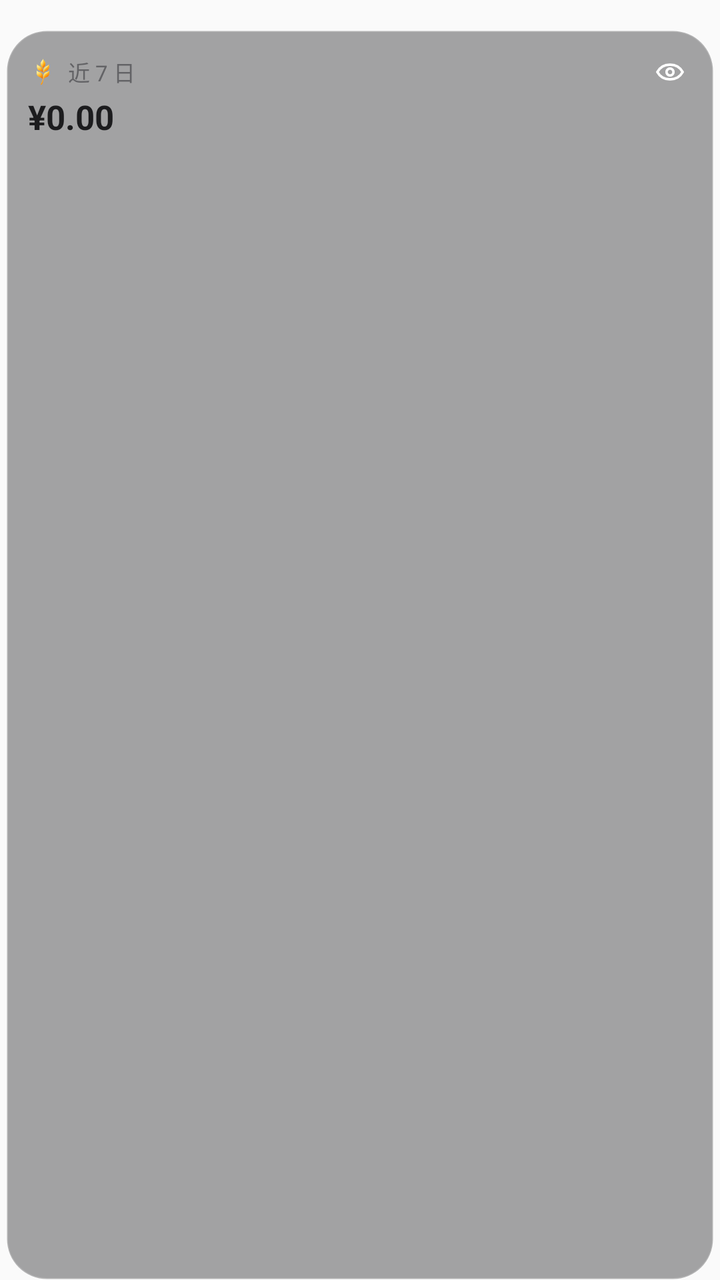
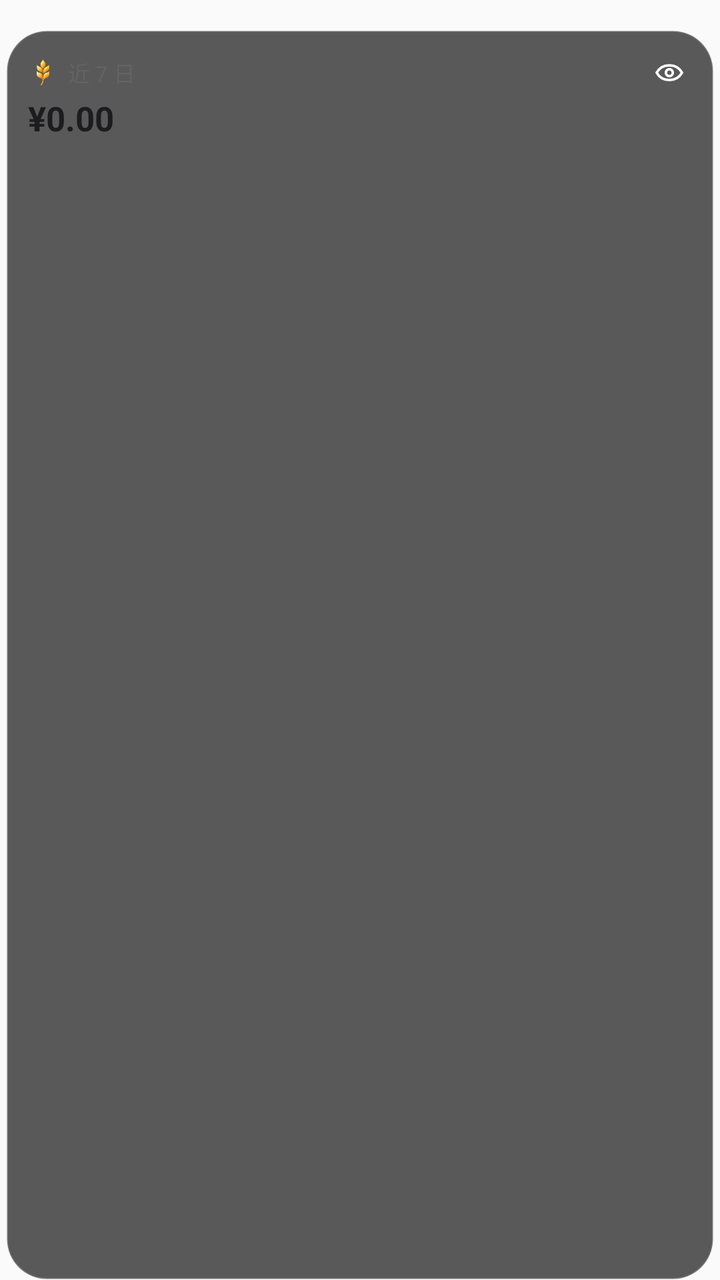

The first picture is an Android layout as it rendered before a commit; the second is the same layout after the commit. The layout source and the unified diff follow.
<!-- AndroidManifest.xml: application theme Theme.MyMoney -->
<!-- res/layout/widget_seven_day_compact.xml -->
<?xml version="1.0" encoding="utf-8"?>
<FrameLayout xmlns:android="http://schemas.android.com/apk/res/android"
    android:id="@+id/widget_root"
    android:layout_width="match_parent"
    android:layout_height="match_parent"
    android:paddingHorizontal="3dp"
    android:paddingTop="15dp"
    android:paddingBottom="0dp">

    <LinearLayout
        android:id="@+id/widget_card"
        android:layout_width="match_parent"
        android:layout_height="match_parent"
        android:background="@drawable/widget_background_glass_dark"
        android:orientation="vertical"
        android:paddingHorizontal="11dp"
        android:paddingTop="10dp"
        android:paddingBottom="8dp">

        <LinearLayout
            android:layout_width="match_parent"
            android:layout_height="wrap_content"
            android:gravity="center_vertical"
            android:orientation="horizontal">

            <ImageView
                android:layout_width="15dp"
                android:layout_height="15dp"
                android:layout_marginEnd="5dp"
                android:importantForAccessibility="no"
                android:scaleType="fitCenter"
                android:src="@drawable/ic_brand_color" />

            <TextView
                android:id="@+id/widget_seven_title"
                android:layout_width="0dp"
                android:layout_height="wrap_content"
                android:layout_weight="1"
                android:maxLines="1"
                android:text="近 7 日"
                android:textColor="@color/widget_secondary"
                android:textSize="11sp" />

            <ImageView
                android:id="@+id/widget_eye"
                android:layout_width="22dp"
                android:layout_height="22dp"
                android:padding="3dp"
                android:src="@drawable/ic_widget_eye_on" />
        </LinearLayout>

        <TextView
            android:id="@+id/widget_seven_total"
            android:layout_width="match_parent"
            android:layout_height="wrap_content"
            android:autoSizeMaxTextSize="18sp"
            android:autoSizeMinTextSize="12sp"
            android:autoSizeStepGranularity="1sp"
            android:autoSizeTextType="uniform"
            android:maxLines="1"
            android:text="¥0.00"
            android:textColor="@color/widget_primary"
            android:textSize="17sp"
            android:textStyle="bold" />

        <ImageView
            android:id="@+id/widget_seven_chart"
            android:layout_width="match_parent"
            android:layout_height="0dp"
            android:layout_marginTop="3dp"
            android:layout_weight="1"
            android:importantForAccessibility="no"
            android:scaleType="fitXY" />
    </LinearLayout>
</FrameLayout>
<!-- resources referenced by this layout -->
<resources>
  <color name="widget_primary">#1C1C1E</color>
  <color name="widget_secondary">#636366</color>
  <!-- drawable ic_brand_color: png bitmap (drawable-hdpi, 4239 bytes) -->
  <!-- drawable ic_widget_eye_on (drawable) -->
  <?xml version="1.0" encoding="utf-8"?>
  <vector xmlns:android="http://schemas.android.com/apk/res/android"
      android:width="20dp"
      android:height="20dp"
      android:viewportWidth="24"
      android:viewportHeight="24">
      <path
          android:fillColor="#00000000"
          android:pathData="M2.5,12C4.6,8.2 8,6.5 12,6.5C16,6.5 19.4,8.2 21.5,12C19.4,15.8 16,17.5 12,17.5C8,17.5 4.6,15.8 2.5,12Z"
          android:strokeWidth="1.9"
          android:strokeColor="#FFFFFF"
          android:strokeLineJoin="round" />
      <path
          android:fillColor="#00000000"
          android:pathData="M12,12m-2.6,0a2.6,2.6 0,1 1,5.2 0a2.6,2.6 0,1 1,-5.2 0"
          android:strokeWidth="1.9"
          android:strokeColor="#FFFFFF" />
  </vector>
  <!-- drawable widget_background_glass_dark (drawable) -->
  <?xml version="1.0" encoding="utf-8"?>
  <shape xmlns:android="http://schemas.android.com/apk/res/android" android:shape="rectangle">
      <solid android:color="#62161618" />
      <corners android:radius="20dp" />
      <stroke android:width="1dp" android:color="#30FFFFFF" />
  </shape>
  <style name="Theme.MyMoney" parent="android:Theme.Material.Light.NoActionBar" />
</resources>

<!-- the commit's change to res/layout/widget_seven_day_compact.xml (unified diff, before → after) -->
@@ -43,9 +43,12 @@
 
             <ImageView
                 android:id="@+id/widget_eye"
-                android:layout_width="22dp"
-                android:layout_height="22dp"
-                android:padding="3dp"
+                android:layout_width="32dp"
+                android:layout_height="32dp"
+                android:layout_marginTop="-5dp"
+                android:layout_marginEnd="-5dp"
+                android:layout_marginBottom="-5dp"
+                android:padding="8dp"
                 android:src="@drawable/ic_widget_eye_on" />
         </LinearLayout>
 
@@ -57,6 +60,8 @@
             android:autoSizeMinTextSize="12sp"
             android:autoSizeStepGranularity="1sp"
             android:autoSizeTextType="uniform"
+            android:ellipsize="end"
+            android:fontFeatureSettings="tnum"
             android:maxLines="1"
             android:text="¥0.00"
             android:textColor="@color/widget_primary"
<!-- resource entries referenced after the edit -->
@@ -25,7 +25,7 @@
   <!-- drawable widget_background_glass_dark (drawable) -->
   <?xml version="1.0" encoding="utf-8"?>
   <shape xmlns:android="http://schemas.android.com/apk/res/android" android:shape="rectangle">
-      <solid android:color="#62161618" />
+      <solid android:color="#B3161618" />
       <corners android:radius="20dp" />
       <stroke android:width="1dp" android:color="#30FFFFFF" />
   </shape>
